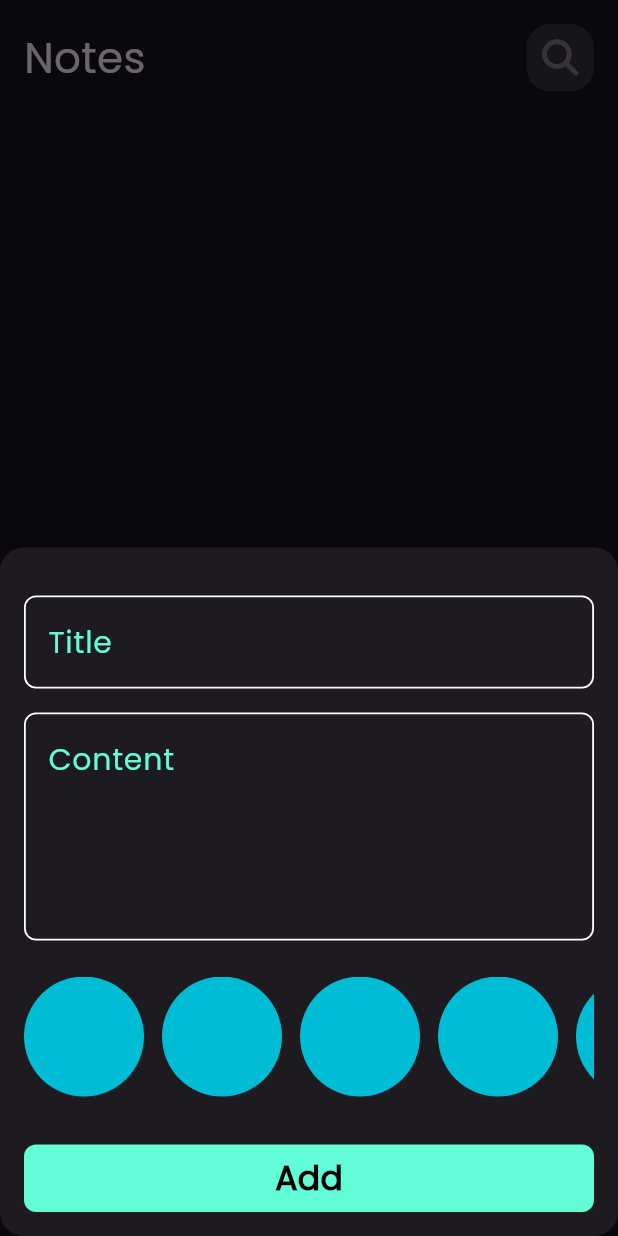
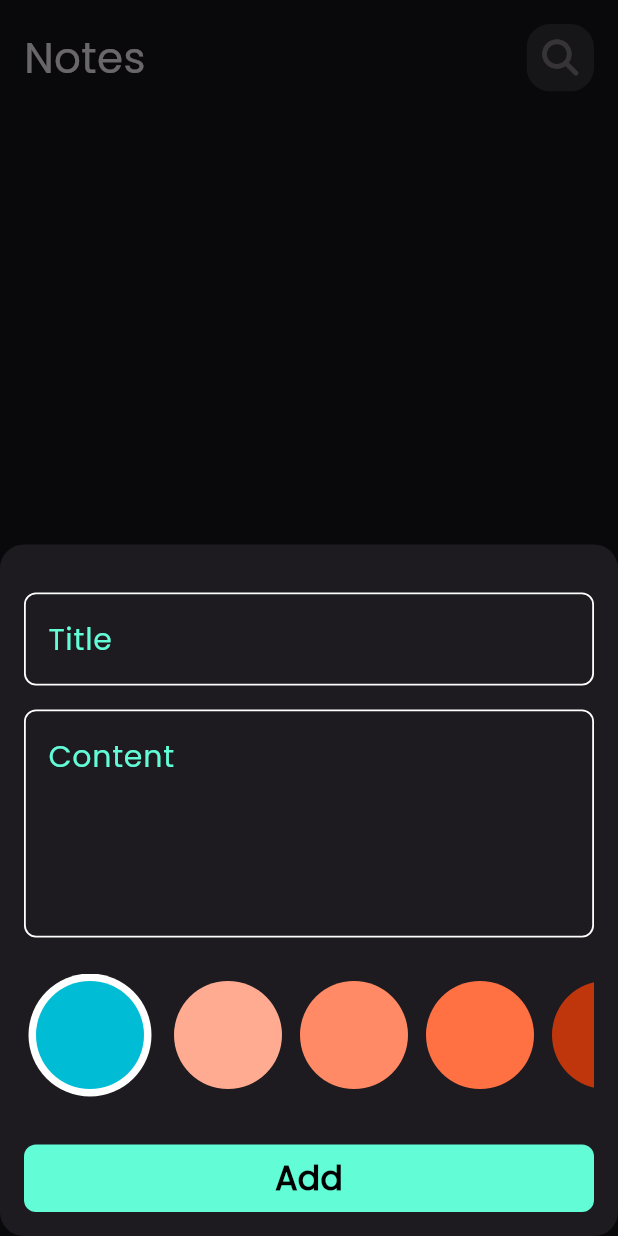
Before and after one commit to AhmedYasserww/Notes_App, a Flutter app: the screen it shows after launch, after a tap on the "add" icon, on a phone screen of 412 x 824 dp. Run offline on Flutter 3.47's test engine with Material 3 defaults, Android fonts, the phone set to English and light mode, and no system bars; our stand-ins replace bloc, flutter_bloc, font_awesome_flutter, hive, hive_flutter, modal_progress_hud_nsn; accounts and stored records are empty.

Commit message:
add colorItem and List view and added it to List of Notes

```diff
--- a/lib/cubits/add_note_cubit/add_note_cubit.dart
+++ b/lib/cubits/add_note_cubit/add_note_cubit.dart
@@ -1,3 +1,5 @@
+import 'dart:ui';
+
 import 'package:flutter_bloc/flutter_bloc.dart';
 import 'package:hive_flutter/adapters.dart';
 import 'package:meta/meta.dart';
@@ -8,8 +10,9 @@ part 'add_note_state.dart';
 
 class AddNoteCubit extends Cubit<AddNoteState> {
   AddNoteCubit() : super(AddNoteInitial());
-
+Color color = const Color(0xFFFFAB91);
   addNote(NoteModel note) async {
+    note.color = color!.value;//علشان انتجر
     print('AddNoteCubit: Adding note...');
     emit(AddNoteLoading());
     try {
--- a/lib/views/widgets/color_item.dart
+++ b/lib/views/widgets/color_item.dart
@@ -1,15 +1,20 @@
 import 'package:flutter/material.dart';
 class ColorItem extends StatelessWidget {
-  const ColorItem({super.key});
-
+  const ColorItem({super.key,required this.isActive,required this.color});
+final bool isActive;
+final Color color;
   @override
   Widget build(BuildContext context) {
-    return Padding(
-      padding: EdgeInsets.only(right: 12),
-      child: const CircleAvatar(
-        radius: 40,
-        backgroundColor: Colors.cyan,
-      ),
+    return isActive ? CircleAvatar(
+      radius: 44,
+      backgroundColor: Colors.white,
+      child: CircleAvatar(
+        radius: 36,
+        backgroundColor: color),
+    ):
+        CircleAvatar(
+        radius: 36,
+        backgroundColor: color
     );
   }
 }
--- a/lib/views/widgets/color_item_list_view.dart
+++ b/lib/views/widgets/color_item_list_view.dart
@@ -1,17 +1,54 @@
 import 'package:flutter/material.dart';
+import 'package:flutter_bloc/flutter_bloc.dart';
+import 'package:note_app/cubits/add_note_cubit/add_note_cubit.dart';
 import 'package:note_app/views/widgets/color_item.dart';
-class ColorItemListView extends StatelessWidget {
+class ColorItemListView extends StatefulWidget {
   const ColorItemListView({super.key});
 
   @override
+  State<ColorItemListView> createState() => _ColorItemListViewState();
+}
+
+class _ColorItemListViewState extends State<ColorItemListView> {
+  int  currentIndex =0  ;
+  List<Color> colors = const[
+    Color(0xFF00BCD4),
+    Color(0xFFFFAB91), // Light Coral
+    Color(0xFFFF8A65), // Coral
+    Color(0xFFFF7043), // Dark Coral
+    Color(0xFFBF360C), // Burnt Orange
+    Color(0xFFDD2C00), // Red-Orange
+    Color(0xFFB71C1C), // Dark Red
+    Color(0xFFC62828), // Red
+    Color(0xFFD32F2F), // Bright Red
+    Color(0xFFE57373), // Light Red
+    Color(0xFFEF9A9A), // Very Light Red
+  ];
+  @override
   Widget build(BuildContext context) {
     return SizedBox(
-      height: 80,
+      height: 82,
       child: ListView.builder(
-          itemCount: 10,
+          itemCount: colors.length,
           scrollDirection: Axis.horizontal,
           itemBuilder: (context,i){
-            return const ColorItem();
+            return  Padding(
+              padding:  const EdgeInsets.only(right: 12),
+              child:  GestureDetector(
+                onTap: (){
+                  currentIndex = i;
+                  //انا هنا ببعت الون للكيوبت
+                  BlocProvider.of<AddNoteCubit>(context).color=colors[i];
+                  setState(() {
+
+                  });
+                },
+                child: ColorItem(
+                  color: colors[i],
+                  isActive: currentIndex == i ,
+                ),
+              ),
+            );
           }),
     );
   }
```
